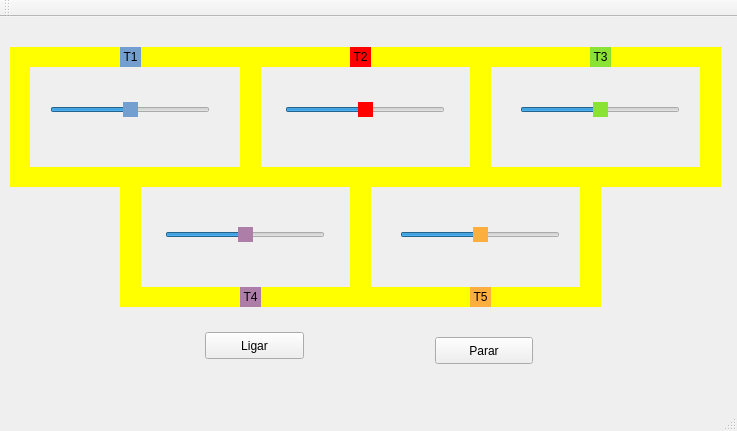
The window that mainwindow.ui (Ipojuca/Trab2_1_Trem) describes before a commit, drawn with Qt 5.
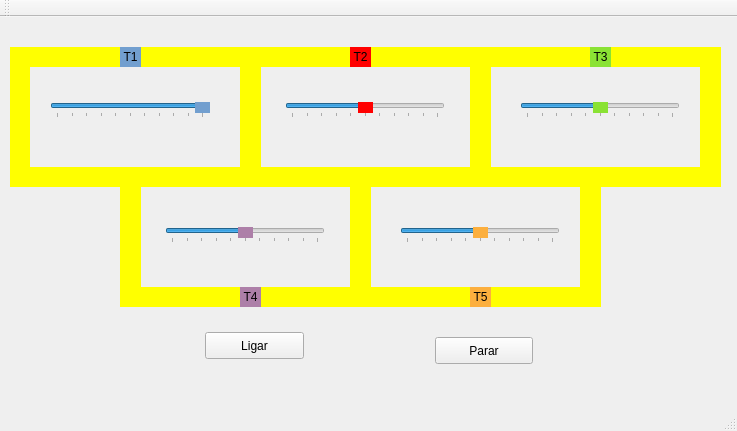
The same window after the commit.

Commit message: Projeto Funcionando perfeitamente

Diff of the .ui file:
```diff
--- a/mainwindow.ui
+++ b/mainwindow.ui
@@ -394,13 +394,13 @@
      <number>0</number>
     </property>
     <property name="maximum">
-     <number>1000</number>
+     <number>100</number>
     </property>
     <property name="pageStep">
      <number>100</number>
     </property>
     <property name="value">
-     <number>500</number>
+     <number>100</number>
     </property>
     <property name="orientation">
      <enum>Qt::Horizontal</enum>
@@ -411,6 +411,9 @@
     <property name="invertedControls">
      <bool>false</bool>
     </property>
+    <property name="tickPosition">
+     <enum>QSlider::TicksBelow</enum>
+    </property>
     <property name="tickInterval">
      <number>10</number>
     </property>
@@ -431,13 +434,13 @@
      <number>0</number>
     </property>
     <property name="maximum">
-     <number>1000</number>
+     <number>100</number>
     </property>
     <property name="pageStep">
      <number>100</number>
     </property>
     <property name="value">
-     <number>500</number>
+     <number>50</number>
     </property>
     <property name="orientation">
      <enum>Qt::Horizontal</enum>
@@ -448,6 +451,9 @@
     <property name="invertedControls">
      <bool>false</bool>
     </property>
+    <property name="tickPosition">
+     <enum>QSlider::TicksBelow</enum>
+    </property>
     <property name="tickInterval">
      <number>10</number>
     </property>
@@ -471,13 +477,13 @@
      <number>0</number>
     </property>
     <property name="maximum">
-     <number>1000</number>
-    </property>
-    <property name="pageStep">
      <number>100</number>
     </property>
+    <property name="pageStep">
+     <number>10</number>
+    </property>
     <property name="value">
-     <number>500</number>
+     <number>50</number>
     </property>
     <property name="orientation">
      <enum>Qt::Horizontal</enum>
@@ -488,6 +494,9 @@
     <property name="invertedControls">
      <bool>false</bool>
     </property>
+    <property name="tickPosition">
+     <enum>QSlider::TicksBelow</enum>
+    </property>
     <property name="tickInterval">
      <number>10</number>
     </property>
@@ -508,13 +517,13 @@
      <number>0</number>
     </property>
     <property name="maximum">
-     <number>1000</number>
-    </property>
-    <property name="pageStep">
      <number>100</number>
     </property>
+    <property name="pageStep">
+     <number>10</number>
+    </property>
     <property name="value">
-     <number>500</number>
+     <number>50</number>
     </property>
     <property name="orientation">
      <enum>Qt::Horizontal</enum>
@@ -525,6 +534,9 @@
     <property name="invertedControls">
      <bool>false</bool>
     </property>
+    <property name="tickPosition">
+     <enum>QSlider::TicksBelow</enum>
+    </property>
     <property name="tickInterval">
      <number>10</number>
     </property>
@@ -545,13 +557,13 @@
      <number>0</number>
     </property>
     <property name="maximum">
-     <number>1000</number>
-    </property>
-    <property name="pageStep">
      <number>100</number>
     </property>
+    <property name="pageStep">
+     <number>10</number>
+    </property>
     <property name="value">
-     <number>500</number>
+     <number>50</number>
     </property>
     <property name="orientation">
      <enum>Qt::Horizontal</enum>
@@ -562,6 +574,9 @@
     <property name="invertedControls">
      <bool>false</bool>
     </property>
+    <property name="tickPosition">
+     <enum>QSlider::TicksBelow</enum>
+    </property>
     <property name="tickInterval">
      <number>10</number>
     </property>
```
The commit also changes 2 other files.
